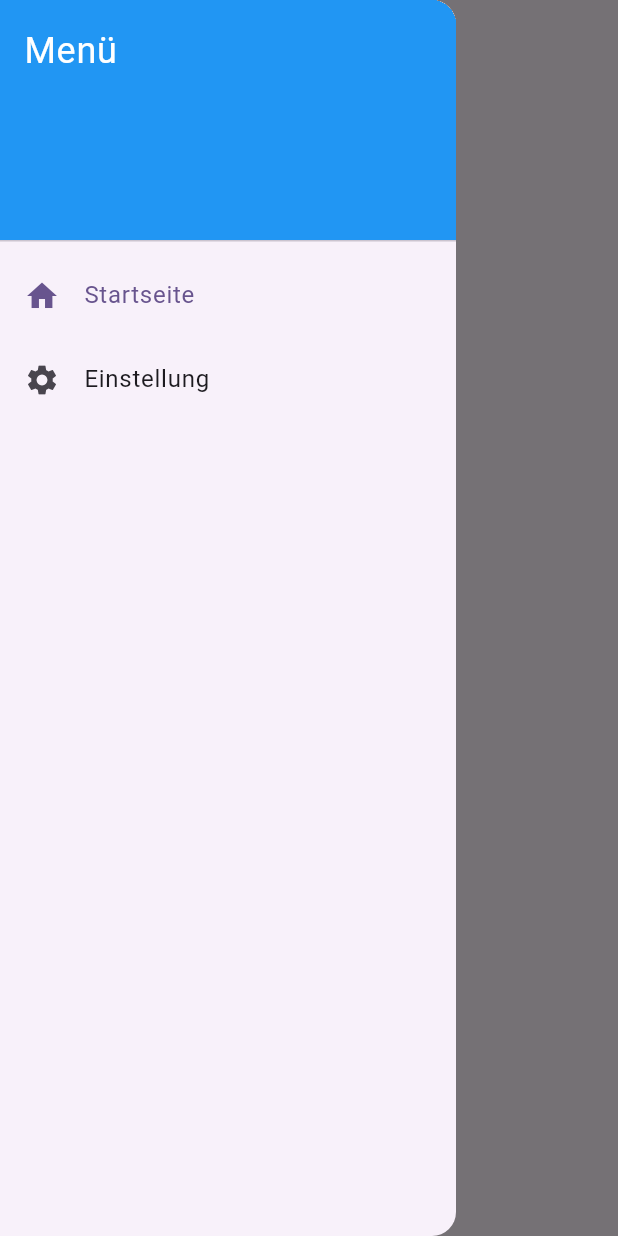
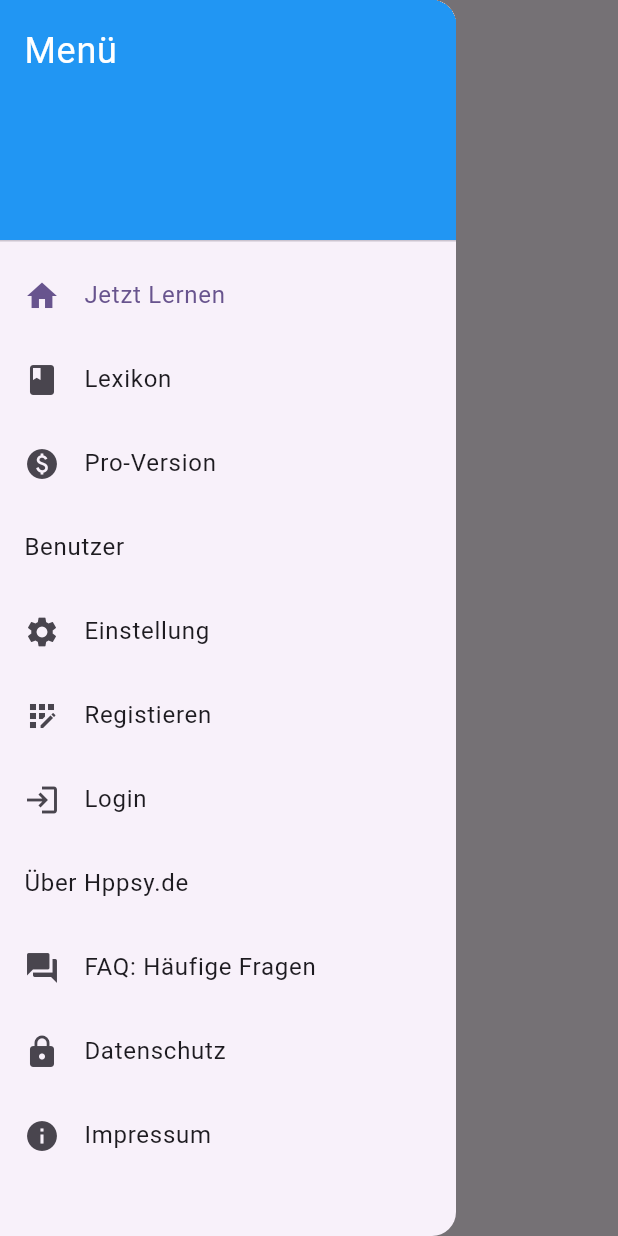
Before and after one commit to BytebyMarc/hp_app, a Flutter app: the screen it shows after launch, with the side drawer open, on a phone screen of 412 x 824 dp. Run offline on Flutter 3.47's test engine with Material 3 defaults, Android fonts, the phone set to English and light mode, and no system bars; our stand-ins replace bloc, flutter_bloc.

Commit message:
add Lexikon incl. bloc event, state

```diff
--- /dev/null
+++ b/lib/BurgerMenu/BurgerMenu.dart
@@ -0,0 +1,154 @@
+import 'package:flutter/material.dart';
+import 'package:flutter_bloc/flutter_bloc.dart';
+import 'package:hp_app/navigation_cubit.dart';
+
+class BurgerMenu extends StatelessWidget {
+  const BurgerMenu({super.key});
+
+  @override
+  Widget build(BuildContext context) {
+    return Scaffold(
+      appBar: AppBar(title: Text('Hppsy Examen App')),
+
+      drawer: _AppDrawer(),
+      body: BlocBuilder<NavigationCubit, MenuItem>(
+        builder: (context, menu) {
+          switch (menu) {
+            case MenuItem.proVersion:
+              return const Center(child: Text('Proversion'));
+            case MenuItem.login:
+              return const Center(child: Text('Login'));
+            case MenuItem.impressum:
+              return const Center(child: Text('Impressum'));
+            case MenuItem.faq:
+              return const Center(child: Text('Häufige Fragen'));
+            case MenuItem.lexikon:
+              return const Center(child: Text('Lexikon'));
+            case MenuItem.datenschutz:
+              return const Center(child: Text('Datenschutz'));
+            case MenuItem.settings:
+              return const Center(child: Text('Einstellung'));
+            case MenuItem.registieren:
+              return const Center(child: Text('Registieren'));
+            case MenuItem.shop:
+              return const Center(child: Text('Shop'));
+            case MenuItem.facebook:
+              return const Center(child: Text('Facebook'));
+            case MenuItem.instagram:
+              return const Center(child: Text('Instagram'));
+            case MenuItem.youtube:
+              return const Center(child: Text('Youtube'));
+            case MenuItem.home:
+            default:
+              return const Center(child: Text('Startseite'));
+          }
+        },
+      ),
+    );
+  }
+}
+
+class _AppDrawer extends StatelessWidget {
+  @override
+  Widget build(BuildContext context) {
+    final current = context.watch<NavigationCubit>().state;
+
+    return Drawer(
+      child: ListView(
+        padding: EdgeInsets.zero,
+        children: [
+          const DrawerHeader(
+            decoration: BoxDecoration(color: Colors.blue),
+            child: Text(
+              'Menü',
+              style: TextStyle(color: Colors.white, fontSize: 24),
+            ),
+          ),
+          ListTile(
+            leading: const Icon(Icons.home),
+            title: const Text('Jetzt Lernen'),
+            selected: current == MenuItem.home,
+            onTap: () {
+              context.read<NavigationCubit>().selectMenu(MenuItem.home);
+              Navigator.pop(context);
+            },
+          ),
+          ListTile(
+            leading: const Icon(Icons.book),
+            title: const Text('Lexikon'),
+            selected: current == MenuItem.lexikon,
+            onTap: () {
+              context.read<NavigationCubit>().selectMenu(MenuItem.lexikon);
+              Navigator.pop(context);
+            },
+          ),
+          ListTile(
+            leading: const Icon(Icons.paid),
+            title: const Text('Pro-Version'),
+            selected: current == MenuItem.proVersion,
+            onTap: () {
+              context.read<NavigationCubit>().selectMenu(MenuItem.proVersion);
+              Navigator.pop(context);
+            },
+          ),
+          ListTile(title: const Text('Benutzer')),
+          ListTile(
+            leading: const Icon(Icons.settings),
+            title: const Text('Einstellung'),
+            selected: current == MenuItem.settings,
+            onTap: () {
+              context.read<NavigationCubit>().selectMenu(MenuItem.settings);
+              Navigator.pop(context);
+            },
+          ),
+          ListTile(
+            leading: const Icon(Icons.app_registration),
+            title: const Text('Registieren'),
+            selected: current == MenuItem.registieren,
+            onTap: () {
+              context.read<NavigationCubit>().selectMenu(MenuItem.registieren);
+              Navigator.pop(context);
+            },
+          ),
+          ListTile(
+            leading: const Icon(Icons.login),
+            title: const Text('Login'),
+            selected: current == MenuItem.login,
+            onTap: () {
+              context.read<NavigationCubit>().selectMenu(MenuItem.login);
+              Navigator.pop(context);
+            },
+          ),
+          ListTile(title: const Text('Über Hppsy.de')),
+          ListTile(
+            leading: const Icon(Icons.question_answer),
+            title: const Text('FAQ: Häufige Fragen'),
+            selected: current == MenuItem.faq,
+            onTap: () {
+              context.read<NavigationCubit>().selectMenu(MenuItem.faq);
+              Navigator.pop(context);
+            },
+          ),
+          ListTile(
+            leading: const Icon(Icons.lock),
+            title: const Text('Datenschutz'),
+            selected: current == MenuItem.datenschutz,
+            onTap: () {
+              context.read<NavigationCubit>().selectMenu(MenuItem.datenschutz);
+              Navigator.pop(context);
+            },
+          ),
+          ListTile(
+            leading: const Icon(Icons.info),
+            title: const Text('Impressum'),
+            selected: current == MenuItem.impressum,
+            onTap: () {
+              context.read<NavigationCubit>().selectMenu(MenuItem.impressum);
+              Navigator.pop(context);
+            },
+          ),
+        ],
+      ),
+    );
+  }
+}
--- a/lib/homePage/HomePage.dart
+++ /dev/null
@@ -1,74 +0,0 @@
-import 'package:flutter/material.dart';
-import 'package:flutter_bloc/flutter_bloc.dart';
-import 'package:hp_app/navigation_cubit.dart';
-
-
-class HomePage extends StatelessWidget {
-
-  const HomePage({super.key});
-
-  @override
-  Widget build(BuildContext context) {
-    return Scaffold(
-        appBar: AppBar(title: Text('Hppsy Examen App')),
-
-        drawer: _AppDrawer(),
-        body: BlocBuilder<NavigationCubit, MenuItem>(
-          builder:(context, menu){
-            switch (menu){
-              case MenuItem.settings:
-                return const Center(child: Text('Einstellung'));
-              case MenuItem.home:
-              default:
-                return const Center(child: Text('Startseite'));
-            }
-          }
-        )
-
-
-    );
-  }
-}
-
-class _AppDrawer extends StatelessWidget{
-  @override
-  Widget build(BuildContext context){
-    final current = context.watch<NavigationCubit>().state;
-
-    return Drawer(
-      child: ListView(
-        padding: EdgeInsets.zero,
-        children: [
-          const DrawerHeader(
-            decoration: BoxDecoration(color: Colors.blue),
-            child: Text('Menü', style: TextStyle(color: Colors.white, fontSize: 24))
-          ),
-          ListTile(
-            leading: const Icon(Icons.home),
-            title: const Text('Startseite'),
-            selected: current == MenuItem.home,
-            onTap:(){
-              context.read<NavigationCubit>().selectMenu(MenuItem.home);
-              Navigator.pop(context);
-
-            },
-          ),
-          ListTile(
-            leading: const Icon(Icons.settings),
-            title: const Text('Einstellung'),
-            selected: current == MenuItem.settings,
-            onTap:(){
-              context.read<NavigationCubit>().selectMenu(MenuItem.settings);
-
-            }
-          )
-
-
-        ],
-    ),
-    );
-
-  }
-
-
-}
--- /dev/null
+++ b/lib/lexikon/lexikon_bloc.dart
@@ -0,0 +1,18 @@
+import 'package:bloc/bloc.dart';
+import 'package:meta/meta.dart';
+
+part 'lexikon_event.dart';
+part 'lexikon_state.dart';
+
+class LexikonBloc extends Bloc<LexikonEvent, LexikonState> {
+  LexikonBloc() : super(LexikonInitial()) {
+    on<LoadLexikon>(_onLoadLexikon);
+  }
+
+ Future<void> _onLoadLexikon(
+     LoadLexikon event, Emitter<LexikonState> emit) async{
+
+    emit(LexikonLoading());
+ }
+
+}
--- /dev/null
+++ b/lib/lexikon/lexikon_event.dart
@@ -0,0 +1,4 @@
+part of 'lexikon_bloc.dart';
+
+@immutable
+sealed class LexikonEvent {}
--- /dev/null
+++ b/lib/lexikon/lexikon_state.dart
@@ -0,0 +1,6 @@
+part of 'lexikon_bloc.dart';
+
+@immutable
+sealed class LexikonState {}
+
+final class LexikonInitial extends LexikonState {}
--- a/lib/main.dart
+++ b/lib/main.dart
@@ -1,6 +1,6 @@
 import 'package:flutter/material.dart';
 import 'package:flutter_bloc/flutter_bloc.dart';
-import 'homePage/HomePage.dart';
+import 'package:hp_app/BurgerMenu/BurgerMenu.dart';
 import 'navigation_cubit.dart';
 
 
@@ -24,7 +24,7 @@ class MyApp extends StatelessWidget {
 
         colorScheme: ColorScheme.fromSeed(seedColor: Colors.deepPurple),
       ),
-      home: HomePage(),
+      home: BurgerMenu(),
     );
   }
 }
--- a/lib/navigation_cubit.dart
+++ b/lib/navigation_cubit.dart
@@ -1,6 +1,6 @@
 import 'package:bloc/bloc.dart';
 
-enum MenuItem { home, settings }
+enum MenuItem { home, proVersion, shop, lexikon, registieren, login, settings, datenschutz, faq, impressum, newsletter, instagram, facebook, youtube }
 
 class NavigationCubit extends Cubit<MenuItem>{
   NavigationCubit() :  super(MenuItem.home);
```
Also changed, not shown: lib/lexikon/lexikon.dart (added, +56 -0 lines).
